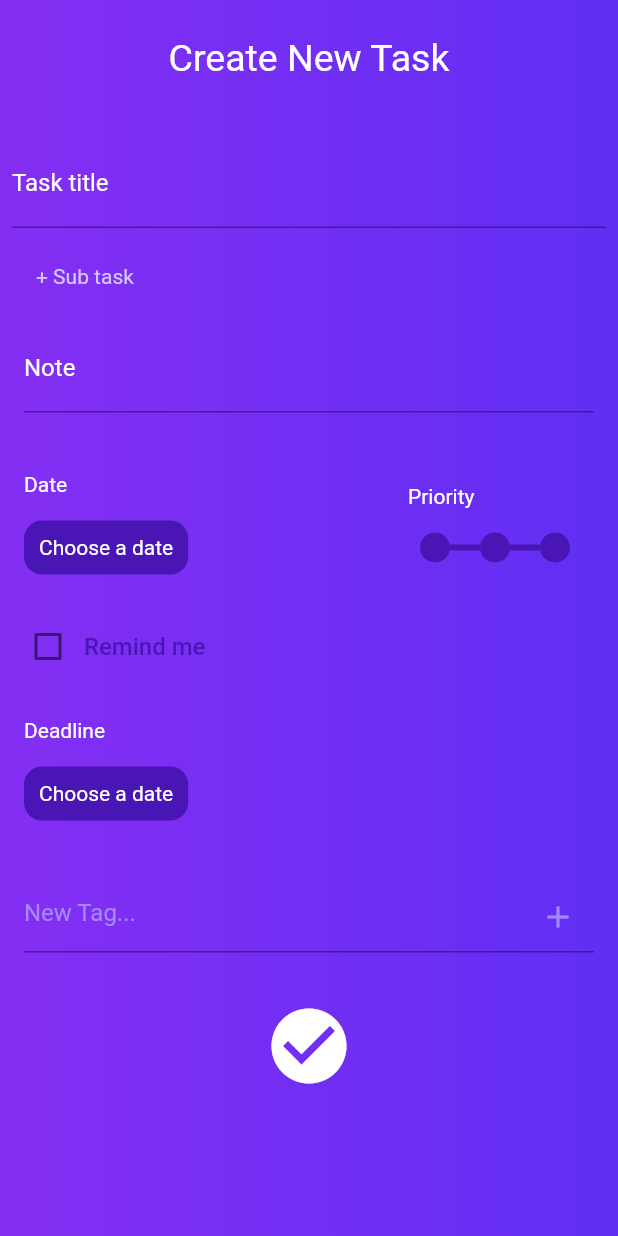
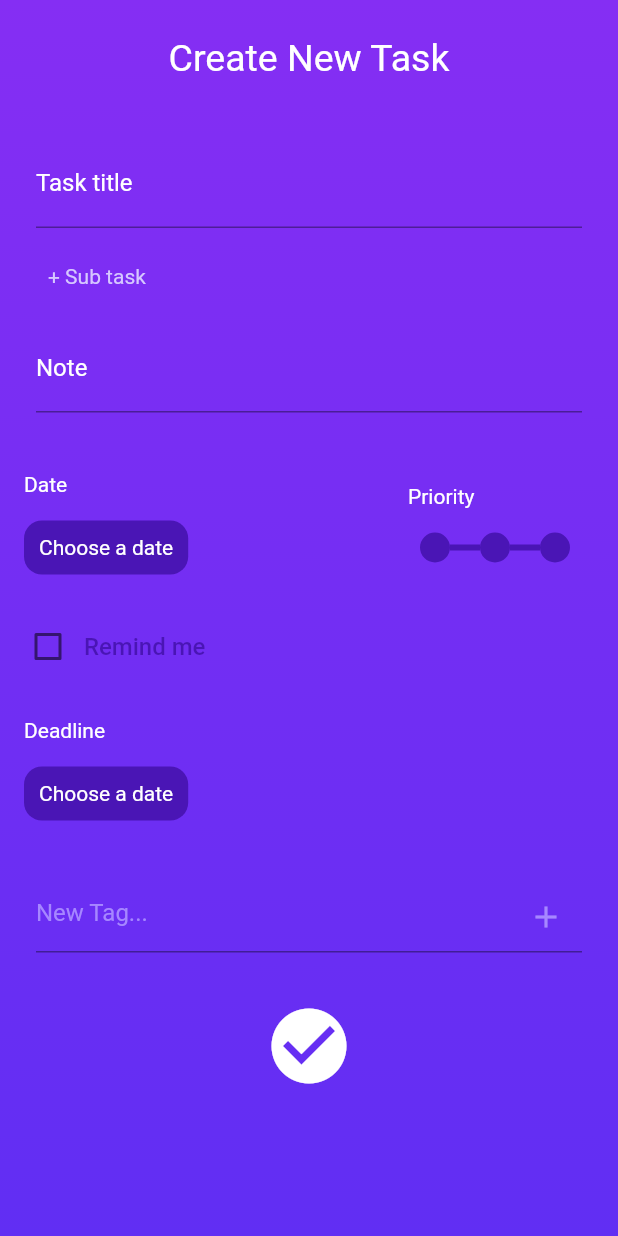
Before and after one commit to HasanAlqaisi/diana-mobile, a Flutter app: the AddTaskScreen screen opened by its route, on a phone screen of 412 x 824 dp. Run offline on Flutter 3.47's test engine with Material 2 defaults, Android fonts, the phone set to English and light mode, and no system bars; our stand-ins replace cached_network_image, chips_choice, dartz, data_connection_checker, equatable, flutter_native_timezone and 10 more; accounts and stored records are empty; generated files the repository leaves out were written again; network calls fail; statements that could not run were skipped.

Commit message:
Add margin & change gradient direction

```diff
--- a/lib/presentation/task/pages/add_task_screen.dart
+++ b/lib/presentation/task/pages/add_task_screen.dart
@@ -24,8 +24,12 @@ class _AddTaskScreenState extends State<AddTaskScreen> {
   Widget build(BuildContext context) {
     return Container(
       decoration: BoxDecoration(
-          gradient:
-              LinearGradient(colors: [Color(0xFf852EF3), Color(0xFF612EF3)])),
+        gradient: LinearGradient(
+          colors: [Color(0xFf852EF3), Color(0xFF612EF3)],
+          begin: Alignment.topCenter,
+          end: Alignment.bottomCenter,
+        ),
+      ),
       child: Scaffold(
         backgroundColor: Colors.transparent,
         body: SafeArea(
@@ -46,7 +50,7 @@ class _AddTaskScreenState extends State<AddTaskScreen> {
                   ),
                   Padding(
                     padding:
-                        EdgeInsets.symmetric(vertical: 16.0, horizontal: 8.0),
+                        EdgeInsets.symmetric(vertical: 16.0, horizontal: 24.0),
                     child: TextFormField(
                       style: TextStyle(color: Color(0xFFA687FF)),
                       decoration: InputDecoration(
@@ -78,7 +82,8 @@ class _AddTaskScreenState extends State<AddTaskScreen> {
                         },
                       )),
                   Padding(
-                    padding: const EdgeInsets.all(16.0),
+                    padding: const EdgeInsets.symmetric(
+                        vertical: 16.0, horizontal: 24),
                     child: TextFormField(
                       style: TextStyle(color: Color(0xFFA687FF)),
                       decoration: InputDecoration(
@@ -324,7 +329,8 @@ class _AddTaskScreenState extends State<AddTaskScreen> {
                     ),
                   ),
                   Padding(
-                    padding: const EdgeInsets.all(16.0),
+                    padding: const EdgeInsets.symmetric(
+                        vertical: 16.0, horizontal: 24),
                     child: TextFormField(
                       onChanged: (tag) {
                         _.tag = tag;
@@ -332,8 +338,10 @@ class _AddTaskScreenState extends State<AddTaskScreen> {
                       style: TextStyle(color: Color(0xFFA687FF)),
                       decoration: InputDecoration(
                         errorText: null,
+                        // labelText: 'Tags',
                         hintText: 'New Tag...',
                         hintStyle: TextStyle(color: Color(0xFFA687FF)),
+                        // labelStyle: TextStyle(color: Colors.white),
                         suffixIcon: GestureDetector(
                           onTap: () {
                             _.onTagPlusClicked();
@@ -391,7 +399,8 @@ class SubtaskField extends StatelessWidget {
                   key: key, index: AddTaskController.to.subtasks.length));
             },
             child: Padding(
-              padding: const EdgeInsets.all(8.0),
+              padding:
+                  const EdgeInsets.symmetric(vertical: 8.0, horizontal: 16),
               child: Text(
                 '+ Sub task',
                 style: TextStyle(color: Color(0xFFD6C8FF)),
```
